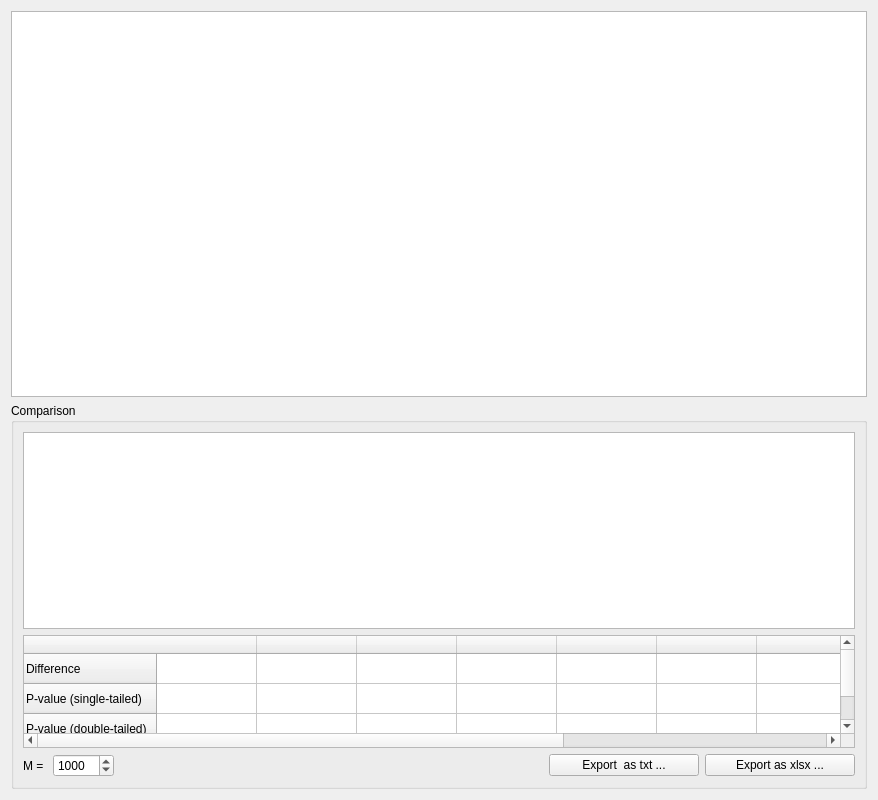
Old version of the form braphy/gui/ui_files/group_averages_widget.ui in the repository softmatterlab/Braph-2.0-Python.
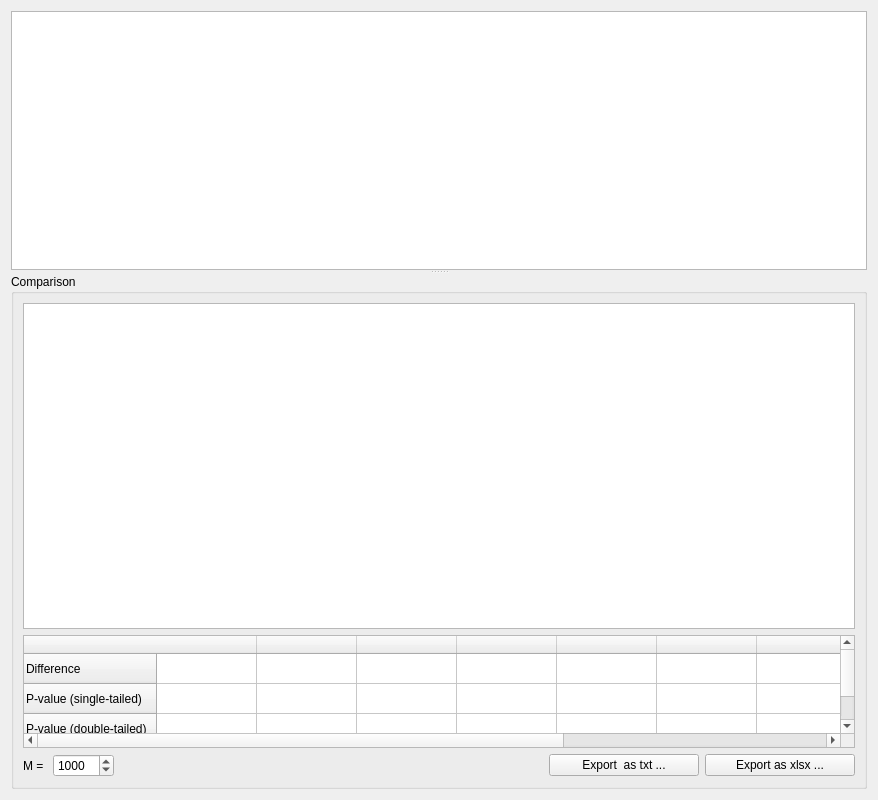
New version of the form.

Commit message: Add possibility to resize widgets

```diff
--- a/braphy/gui/ui_files/group_averages_widget.ui
+++ b/braphy/gui/ui_files/group_averages_widget.ui
@@ -15,6 +15,10 @@
   </property>
   <layout class="QVBoxLayout" name="verticalLayout">
    <item>
+    <widget class="QSplitter" name="splitter">
+     <property name="orientation">
+      <enum>Qt::Vertical</enum>
+     </property>
     <widget class="QTableWidget" name="tableWidget_averages">
      <property name="font">
       <font>
@@ -22,8 +26,6 @@
       </font>
      </property>
     </widget>
-   </item>
-   <item>
     <widget class="QGroupBox" name="groupBox_2">
      <property name="title">
       <string>Comparison</string>
@@ -203,6 +205,7 @@
        </layout>
       </item>
      </layout>
+     </widget>
     </widget>
    </item>
   </layout>
```
Lines whose indentation alone changed are shown as unchanged. The commit also changes 2 other files.
